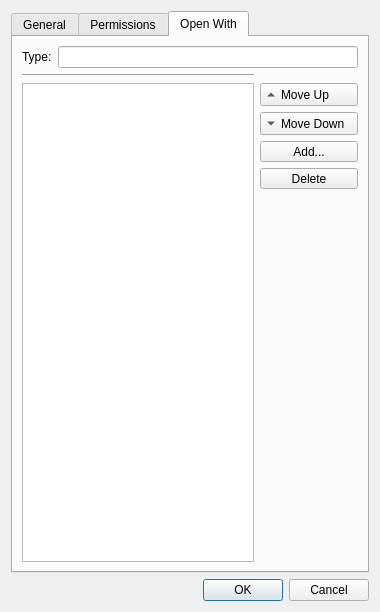
Old version of the form common/filesutils/propertiesdlg.ui in the repository zakariakov/elokab-files-manager.
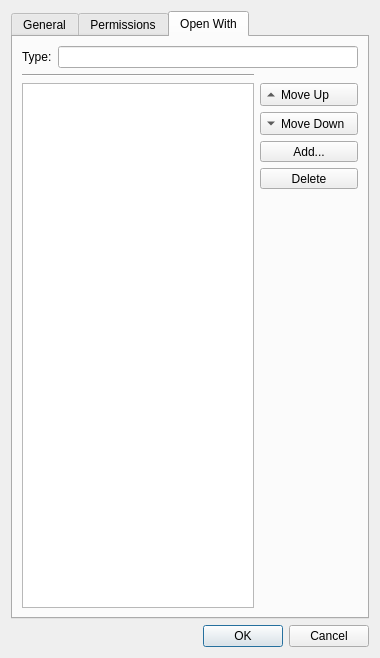
New version of the form. The open tabs and pages were chosen to show the change.

What changed in the file:
```diff
--- a/common/filesutils/propertiesdlg.ui
+++ b/common/filesutils/propertiesdlg.ui
@@ -7,7 +7,7 @@
     <x>0</x>
     <y>0</y>
     <width>380</width>
-    <height>612</height>
+    <height>658</height>
    </rect>
   </property>
   <property name="minimumSize">
```
Left out of the diff: 8 changed lines with no effect on the pictures.
